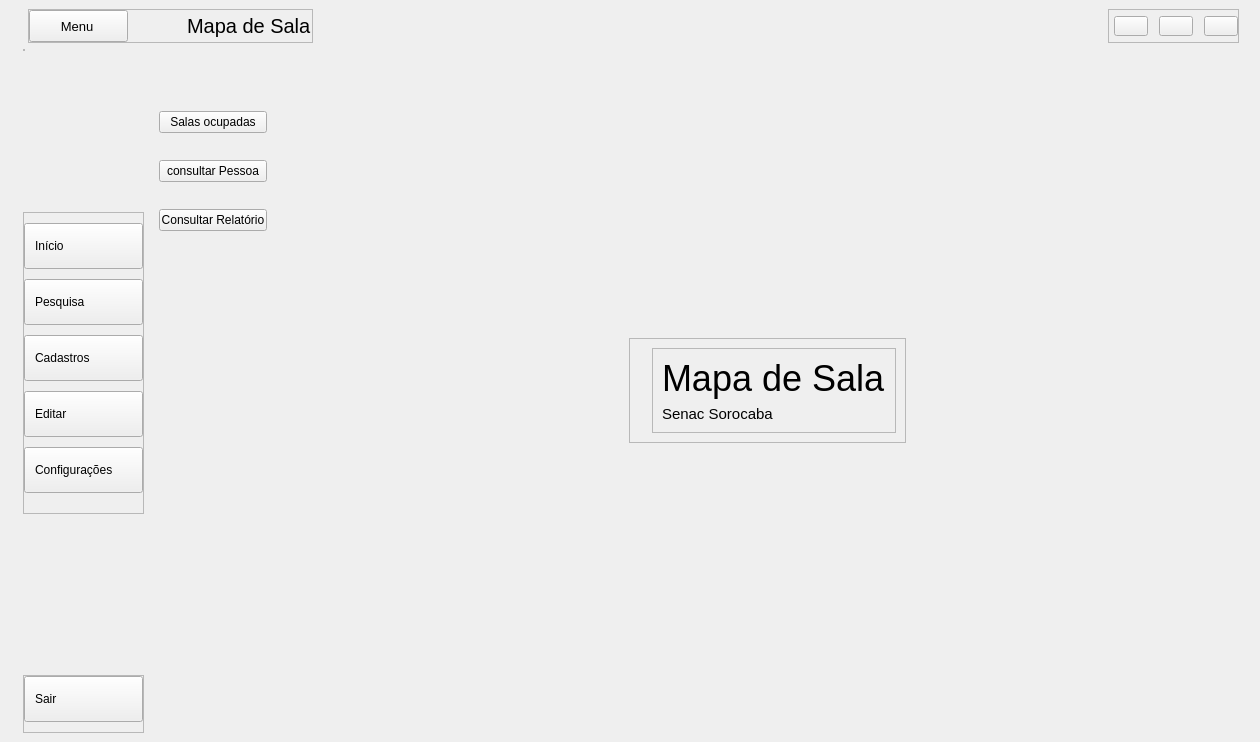
Before: the Qt Designer form App/view/ui/home.ui in Senac-SOR-ADS/Mapa-de-Sala, drawn with Qt 5.
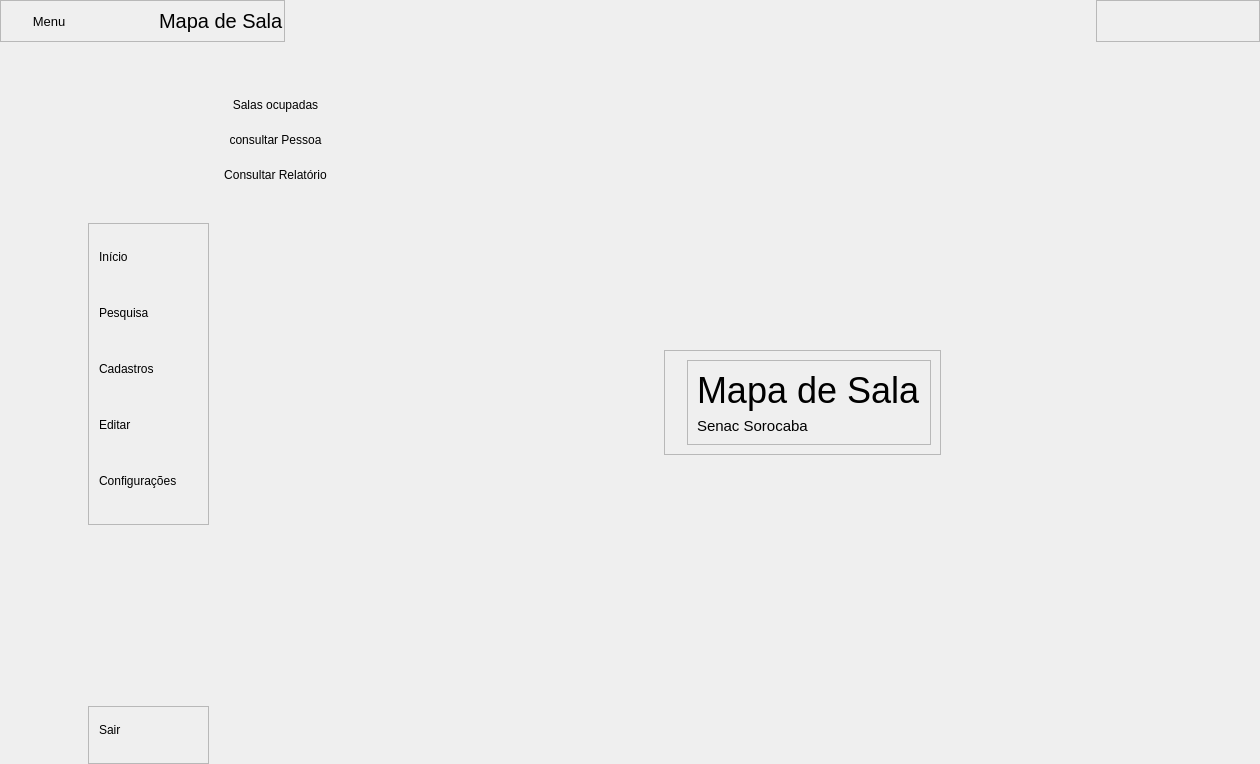
After: the same form once the commit is applied. The open tabs and pages were chosen to show the change. Icons and pictures are not drawn.

Commit message: Ajustes no CRUD de Funcionário (Pessoa) e Login - Web (#110)

```diff
--- a/App/view/ui/home.ui
+++ b/App/view/ui/home.ui
@@ -7,7 +7,7 @@
     <x>0</x>
     <y>0</y>
     <width>1260</width>
-    <height>742</height>
+    <height>764</height>
    </rect>
   </property>
   <property name="windowTitle">
@@ -18,8 +18,50 @@
 	padding: 5px 10px;
 	text-align: left;
 	margin-bottom: 10px;
-	margin-top-left-radius: 10px;
-	margin-bottom-left-radius: 10px;
+	border-top-left-radius: 10px;
+	border-bottom-left-radius: 10px;
+}
+
+#btnFecharPagina:hover {
+	background-color: #E81123;
+	color: #FFF;
+	icon: url(&quot;App/view/ui/icones/closeBranco.png&quot;);
+}
+
+#suMenuLateral QPushButton {
+	border-radius: 10px;
+}
+
+#frameBtns QPushButton {
+	border-top-left-radius: 10px;
+	border-bottom-left-radius: 10px;
+}
+
+#menuSimples QPushButton {
+	border-radius: 10px;
+}
+
+
+QPushButton:hover{
+	background-color: skyblue;
+}
+
+QPushButton:focus{
+	background-color: skyblue;
+}
+
+#btnTelaCheia:hover {
+	background-color: #ccc;
+	color: #FFF;
+}
+
+#btnMinimizar:hover {
+	background-color: #ccc;
+	color: #FFF;
+}
+
+QPushButton {
+	border: none;
 }
 
 #MenuLateral #subMenuLateral QPushButton {
@@ -30,17 +72,11 @@
 	border: none;
 }
 
-
-#btnsJanela QPushButton {
-	margin-left: 5px;
-}
-
 #btnMenu, #btnSair {
 	padding:10px;
 }
 
 #btnMenu {
-	
 	padding: 0;
 	padding-right: 3px;
 }
@@ -79,6 +115,21 @@
        </sizepolicy>
       </property>
       <layout class="QVBoxLayout" name="verticalLayout_6">
+       <property name="spacing">
+        <number>0</number>
+       </property>
+       <property name="leftMargin">
+        <number>0</number>
+       </property>
+       <property name="topMargin">
+        <number>0</number>
+       </property>
+       <property name="rightMargin">
+        <number>0</number>
+       </property>
+       <property name="bottomMargin">
+        <number>0</number>
+       </property>
        <item>
         <widget class="QWidget" name="cabecalho" native="true">
          <property name="sizePolicy">
@@ -89,13 +140,13 @@
          </property>
          <layout class="QHBoxLayout" name="horizontalLayout_2">
           <property name="leftMargin">
-           <number>19</number>
+           <number>0</number>
           </property>
           <property name="topMargin">
            <number>0</number>
           </property>
           <property name="rightMargin">
-           <number>12</number>
+           <number>0</number>
           </property>
           <property name="bottomMargin">
            <number>0</number>
@@ -219,6 +270,9 @@
              <enum>QFrame::Raised</enum>
             </property>
             <layout class="QHBoxLayout" name="horizontalLayout_3">
+             <property name="spacing">
+              <number>6</number>
+             </property>
              <property name="leftMargin">
               <number>0</number>
              </property>
@@ -235,8 +289,8 @@
               <widget class="QPushButton" name="btnMinimizar">
                <property name="minimumSize">
                 <size>
-                 <width>20</width>
-                 <height>20</height>
+                 <width>50</width>
+                 <height>40</height>
                 </size>
                </property>
                <property name="cursor">
@@ -261,8 +315,8 @@
               <widget class="QPushButton" name="btnTelaCheia">
                <property name="minimumSize">
                 <size>
-                 <width>20</width>
-                 <height>20</height>
+                 <width>50</width>
+                 <height>40</height>
                 </size>
                </property>
                <property name="cursor">
@@ -287,8 +341,8 @@
               <widget class="QPushButton" name="btnFecharPagina">
                <property name="minimumSize">
                 <size>
-                 <width>20</width>
-                 <height>20</height>
+                 <width>50</width>
+                 <height>40</height>
                 </size>
                </property>
                <property name="sizeIncrement">
@@ -297,6 +351,11 @@
                  <height>0</height>
                 </size>
                </property>
+               <property name="font">
+                <font>
+                 <pointsize>8</pointsize>
+                </font>
+               </property>
                <property name="cursor">
                 <cursorShape>PointingHandCursor</cursorShape>
                </property>
@@ -311,7 +370,8 @@
                </property>
                <property name="icon">
                 <iconset>
-                 <normaloff>icones/close_24dp_000000_FILL0_wght400_GRAD0_opsz24.png</normaloff>icones/close_24dp_000000_FILL0_wght400_GRAD0_opsz24.png</iconset>
+                 <normaloff>icones/close_24dp_000000_FILL0_wght400_GRAD0_opsz24.png</normaloff>
+                 <normalon>icones/close_24dp_000000_FILL0_wght400_GRAD0_opsz24.png</normalon>icones/close_24dp_000000_FILL0_wght400_GRAD0_opsz24.png</iconset>
                </property>
                <property name="iconSize">
                 <size>
@@ -372,6 +432,181 @@
              <property name="bottomMargin">
               <number>0</number>
              </property>
+             <item alignment="Qt::AlignVCenter">
+              <widget class="QWidget" name="menuSimples" native="true">
+               <layout class="QVBoxLayout" name="verticalLayout_11">
+                <item alignment="Qt::AlignHCenter|Qt::AlignVCenter">
+                 <widget class="QPushButton" name="btnHome">
+                  <property name="minimumSize">
+                   <size>
+                    <width>50</width>
+                    <height>50</height>
+                   </size>
+                  </property>
+                  <property name="cursor">
+                   <cursorShape>PointingHandCursor</cursorShape>
+                  </property>
+                  <property name="text">
+                   <string/>
+                  </property>
+                  <property name="icon">
+                   <iconset>
+                    <normaloff>icones/home-regular-24.png</normaloff>icones/home-regular-24.png</iconset>
+                  </property>
+                  <property name="iconSize">
+                   <size>
+                    <width>24</width>
+                    <height>24</height>
+                   </size>
+                  </property>
+                 </widget>
+                </item>
+                <item alignment="Qt::AlignHCenter|Qt::AlignVCenter">
+                 <widget class="QPushButton" name="btnBusca">
+                  <property name="minimumSize">
+                   <size>
+                    <width>50</width>
+                    <height>50</height>
+                   </size>
+                  </property>
+                  <property name="cursor">
+                   <cursorShape>PointingHandCursor</cursorShape>
+                  </property>
+                  <property name="text">
+                   <string/>
+                  </property>
+                  <property name="icon">
+                   <iconset>
+                    <normaloff>icones/search_24dp_000000_FILL0_wght400_GRAD0_opsz24.png</normaloff>icones/search_24dp_000000_FILL0_wght400_GRAD0_opsz24.png</iconset>
+                  </property>
+                  <property name="iconSize">
+                   <size>
+                    <width>24</width>
+                    <height>24</height>
+                   </size>
+                  </property>
+                 </widget>
+                </item>
+                <item alignment="Qt::AlignHCenter|Qt::AlignVCenter">
+                 <widget class="QPushButton" name="btnPessoas">
+                  <property name="minimumSize">
+                   <size>
+                    <width>50</width>
+                    <height>50</height>
+                   </size>
+                  </property>
+                  <property name="cursor">
+                   <cursorShape>PointingHandCursor</cursorShape>
+                  </property>
+                  <property name="text">
+                   <string/>
+                  </property>
+                  <property name="icon">
+                   <iconset>
+                    <normaloff>icones/person_24dp_000000_FILL0_wght400_GRAD0_opsz24.png</normaloff>icones/person_24dp_000000_FILL0_wght400_GRAD0_opsz24.png</iconset>
+                  </property>
+                  <property name="iconSize">
+                   <size>
+                    <width>24</width>
+                    <height>24</height>
+                   </size>
+                  </property>
+                 </widget>
+                </item>
+                <item alignment="Qt::AlignHCenter|Qt::AlignVCenter">
+                 <widget class="QPushButton" name="btnEditarSimples">
+                  <property name="minimumSize">
+                   <size>
+                    <width>50</width>
+                    <height>50</height>
+                   </size>
+                  </property>
+                  <property name="cursor">
+                   <cursorShape>PointingHandCursor</cursorShape>
+                  </property>
+                  <property name="text">
+                   <string/>
+                  </property>
+                  <property name="icon">
+                   <iconset>
+                    <normaloff>icones/edit_square_24dp_000000_FILL0_wght400_GRAD0_opsz24.png</normaloff>icones/edit_square_24dp_000000_FILL0_wght400_GRAD0_opsz24.png</iconset>
+                  </property>
+                  <property name="iconSize">
+                   <size>
+                    <width>24</width>
+                    <height>24</height>
+                   </size>
+                  </property>
+                 </widget>
+                </item>
+                <item alignment="Qt::AlignHCenter|Qt::AlignVCenter">
+                 <widget class="QPushButton" name="btnConfig">
+                  <property name="minimumSize">
+                   <size>
+                    <width>50</width>
+                    <height>50</height>
+                   </size>
+                  </property>
+                  <property name="cursor">
+                   <cursorShape>PointingHandCursor</cursorShape>
+                  </property>
+                  <property name="text">
+                   <string/>
+                  </property>
+                  <property name="icon">
+                   <iconset>
+                    <normaloff>icones/cog-regular-24.png</normaloff>icones/cog-regular-24.png</iconset>
+                  </property>
+                  <property name="iconSize">
+                   <size>
+                    <width>24</width>
+                    <height>24</height>
+                   </size>
+                  </property>
+                 </widget>
+                </item>
+                <item>
+                 <spacer name="verticalSpacer_3">
+                  <property name="orientation">
+                   <enum>Qt::Vertical</enum>
+                  </property>
+                  <property name="sizeHint" stdset="0">
+                   <size>
+                    <width>20</width>
+                    <height>40</height>
+                   </size>
+                  </property>
+                 </spacer>
+                </item>
+                <item alignment="Qt::AlignHCenter|Qt::AlignVCenter">
+                 <widget class="QPushButton" name="btnSairSimples">
+                  <property name="minimumSize">
+                   <size>
+                    <width>50</width>
+                    <height>50</height>
+                   </size>
+                  </property>
+                  <property name="cursor">
+                   <cursorShape>PointingHandCursor</cursorShape>
+                  </property>
+                  <property name="text">
+                   <string/>
+                  </property>
+                  <property name="icon">
+                   <iconset>
+                    <normaloff>icones/exit-regular-24.png</normaloff>icones/exit-regular-24.png</iconset>
+                  </property>
+                  <property name="iconSize">
+                   <size>
+                    <width>24</width>
+                    <height>24</height>
+                   </size>
+                  </property>
+                 </widget>
+                </item>
+               </layout>
+              </widget>
+             </item>
              <item>
               <widget class="QWidget" name="subMenuLateral" native="true">
                <property name="styleSheet">
@@ -393,33 +628,6 @@
                 <property name="bottomMargin">
                  <number>0</number>
                 </property>
-                <item alignment="Qt::AlignLeft|Qt::AlignTop">
-                 <widget class="QFrame" name="frame_2">
-                  <property name="frameShape">
-                   <enum>QFrame::StyledPanel</enum>
-                  </property>
-                  <property name="frameShadow">
-                   <enum>QFrame::Raised</enum>
-                  </property>
-                  <layout class="QVBoxLayout" name="verticalLayout_5">
-                   <property name="spacing">
-                    <number>0</number>
-                   </property>
-                   <property name="leftMargin">
-                    <number>0</number>
-                   </property>
-                   <property name="topMargin">
-                    <number>0</number>
-                   </property>
-                   <property name="rightMargin">
-                    <number>0</number>
-                   </property>
-                   <property name="bottomMargin">
-                    <number>0</number>
-                   </property>
-                  </layout>
-                 </widget>
-                </item>
                 <item>
                  <spacer name="verticalSpacer">
                   <property name="orientation">
@@ -434,7 +642,7 @@
                  </spacer>
                 </item>
                 <item alignment="Qt::AlignLeft|Qt::AlignTop">
-                 <widget class="QFrame" name="frame">
+                 <widget class="QFrame" name="frameBtns">
                   <property name="sizePolicy">
                    <sizepolicy hsizetype="Preferred" vsizetype="Expanding">
                     <horstretch>0</horstretch>
@@ -727,7 +935,7 @@
                    </size>
                   </property>
                   <property name="currentIndex">
-                   <number>0</number>
+                   <number>2</number>
                   </property>
                   <widget class="QWidget" name="cadastros">
                    <layout class="QVBoxLayout" name="verticalLayout_7">
```
Left out of the diff: 30 changed lines with no effect on the pictures. The commit also changes 64 other files.
